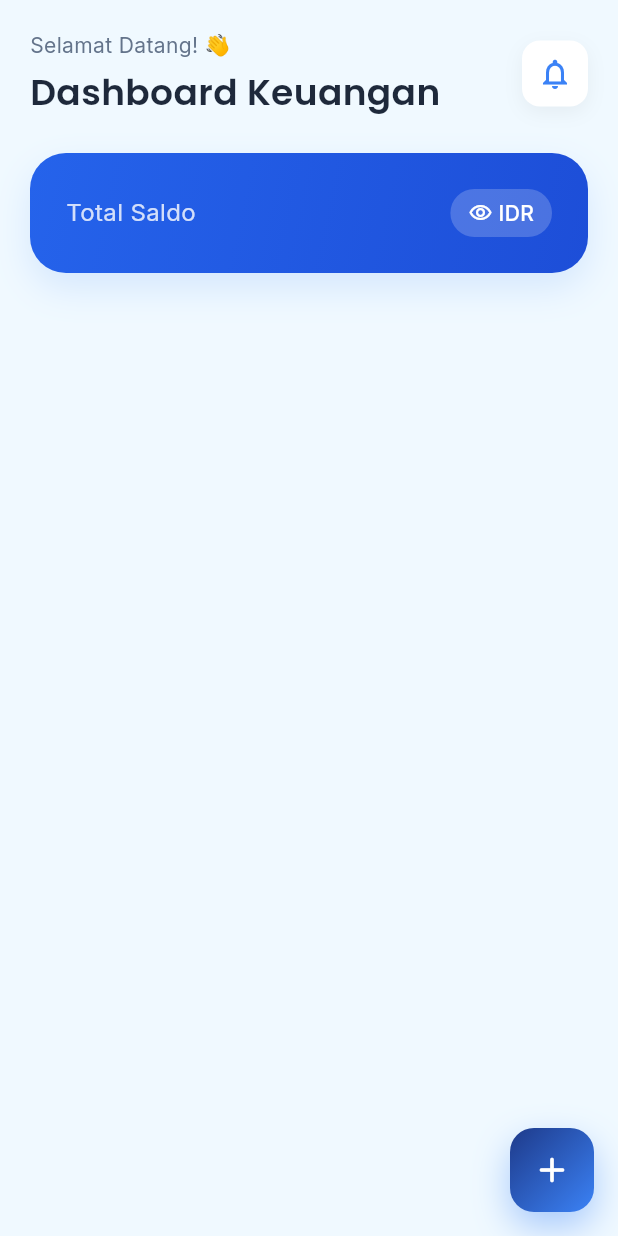
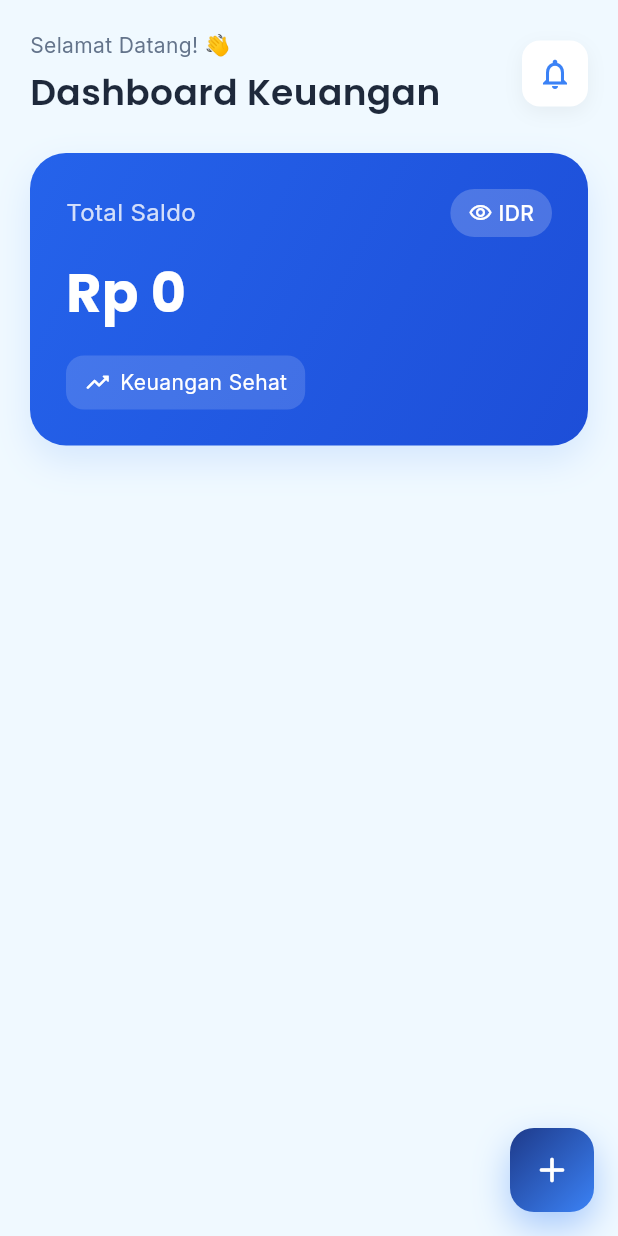
Before and after one commit to Julianarwansah/uas_cashflow_app, a Flutter app: the HomeScreen screen opened directly with empty values, on a phone screen of 412 x 824 dp. Run offline on Flutter 3.47's test engine with Material 3 defaults, Android fonts, the phone set to English and light mode, and no system bars; our stand-ins replace cloud_firestore, firebase_auth, firebase_core, google_fonts, lottie, supabase_flutter; accounts and stored records are empty; generated files the repository leaves out were written again.

Commit message:
tampilin angka saldo sama status keuangan

```diff
--- a/lib/home/home_screen.dart
+++ b/lib/home/home_screen.dart
@@ -230,8 +230,33 @@ class _HomeScreenState extends State<HomeScreen> {
               ),
             ],
           ),
-          // Placeholder
-          Container(),
+          const SizedBox(height: 12),
+          Text(formatCurrency(totalBalance), style: AppTheme.amountLarge),
+          const SizedBox(height: 16),
+          Container(
+            padding: const EdgeInsets.symmetric(horizontal: 12, vertical: 8),
+            decoration: BoxDecoration(
+              color: Colors.white.withValues(alpha: 0.15),
+              borderRadius: BorderRadius.circular(12),
+            ),
+            child: Row(
+              mainAxisSize: MainAxisSize.min,
+              children: [
+                Icon(
+                  totalBalance >= 0
+                      ? Icons.trending_up_rounded
+                      : Icons.trending_down_rounded,
+                  color: Colors.white,
+                  size: 18,
+                ),
+                const SizedBox(width: 6),
+                Text(
+                  totalBalance >= 0 ? 'Keuangan Sehat' : 'Perlu Perhatian',
+                  style: AppTheme.bodyMedium.copyWith(color: Colors.white),
+                ),
+              ],
+            ),
+          ),
         ],
       ),
     );
```
